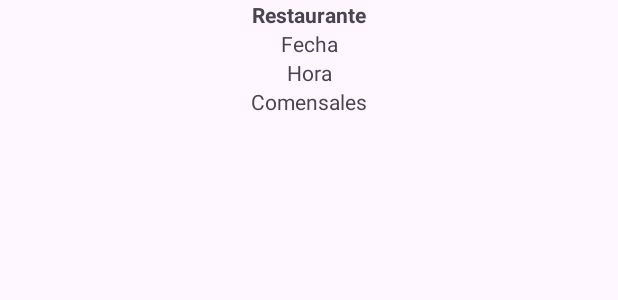
After one commit to Maxik1999/final-am-acn4a-kitagawa, an Android app: the layout item_reserva.xml on its own in the app's theme, with its tools: preview values and no code run, on a phone screen of 412 x 824 dp. The commit adds this screen. Shown: the top 300 px of the screen. Run offline under Robolectric (Android 15) with nearby library versions, the phone set to English and light mode, and no system bars.

Commit message:
Feat: Ya se ven las reservas del usuario logueado en Mis_reservas

```diff
--- a/app/build.gradle.kts
+++ b/app/build.gradle.kts
@@ -39,6 +39,7 @@ dependencies {
     androidTestImplementation("androidx.test.espresso:espresso-core:3.6.1")
     implementation ("com.github.bumptech.glide:glide:4.15.1")
     annotationProcessor ("com.github.bumptech.glide:compiler:4.15.1")
+    implementation("com.firebaseui:firebase-ui-database:8.0.0")
     implementation(platform("com.google.firebase:firebase-bom:33.7.0"))
     implementation("com.google.firebase:firebase-auth:20.0.1")
     implementation("com.google.firebase:firebase-database:19.6.0")
--- a/app/src/main/AndroidManifest.xml
+++ b/app/src/main/AndroidManifest.xml
@@ -12,6 +12,9 @@
         android:supportsRtl="true"
         android:theme="@style/Theme.Finalamacn4akitagawa"
         tools:targetApi="31">
+        <activity
+            android:name=".NuevaReserva3"
+            android:exported="false" />
         <activity
             android:name=".NuevaReserva2"
             android:exported="false" />
--- /dev/null
+++ b/app/src/main/res/layout/item_reserva.xml
@@ -0,0 +1,47 @@
+<?xml version="1.0" encoding="utf-8"?>
+<androidx.constraintlayout.widget.ConstraintLayout xmlns:android="http://schemas.android.com/apk/res/android"
+    android:layout_width="match_parent"
+    android:layout_height="wrap_content"
+    xmlns:app="http://schemas.android.com/apk/res-auto">
+
+    <TextView
+        android:id="@+id/textViewRestaurante"
+        android:layout_width="wrap_content"
+        android:layout_height="wrap_content"
+        android:text="Restaurante"
+        android:textStyle="bold"
+        android:layout_marginBottom="8dp"
+        app:layout_constraintTop_toTopOf="parent"
+        app:layout_constraintStart_toStartOf="parent"
+        app:layout_constraintEnd_toEndOf="parent"/>
+
+    <TextView
+        android:id="@+id/textViewFecha"
+        android:layout_width="wrap_content"
+        android:layout_height="wrap_content"
+        android:text="Fecha"
+        android:layout_marginBottom="8dp"
+        app:layout_constraintTop_toBottomOf="@id/textViewRestaurante"
+        app:layout_constraintStart_toStartOf="parent"
+        app:layout_constraintEnd_toEndOf="parent"/>
+
+    <TextView
+        android:id="@+id/textViewHora"
+        android:layout_width="wrap_content"
+        android:layout_height="wrap_content"
+        android:text="Hora"
+        android:layout_marginBottom="8dp"
+        app:layout_constraintTop_toBottomOf="@id/textViewFecha"
+        app:layout_constraintStart_toStartOf="parent"
+        app:layout_constraintEnd_toEndOf="parent"/>
+
+    <TextView
+        android:id="@+id/textViewComensales"
+        android:layout_width="wrap_content"
+        android:layout_height="wrap_content"
+        android:text="Comensales"
+        app:layout_constraintTop_toBottomOf="@id/textViewHora"
+        app:layout_constraintStart_toStartOf="parent"
+        app:layout_constraintEnd_toEndOf="parent"/>
+
+</androidx.constraintlayout.widget.ConstraintLayout>
```
Also changed, not shown: app/src/main/java/com/example/final_am_acn4a_kitagawa/MisReservas.java (+64 -51 lines), app/src/main/java/com/example/final_am_acn4a_kitagawa/Reserva.java (added, +64 -0 lines), app/src/main/res/layout/activity_mis_reservas.xml (+23 -39 lines), app/src/main/res/layout/activity_nueva_reserva3.xml (added, +14 -0 lines).
